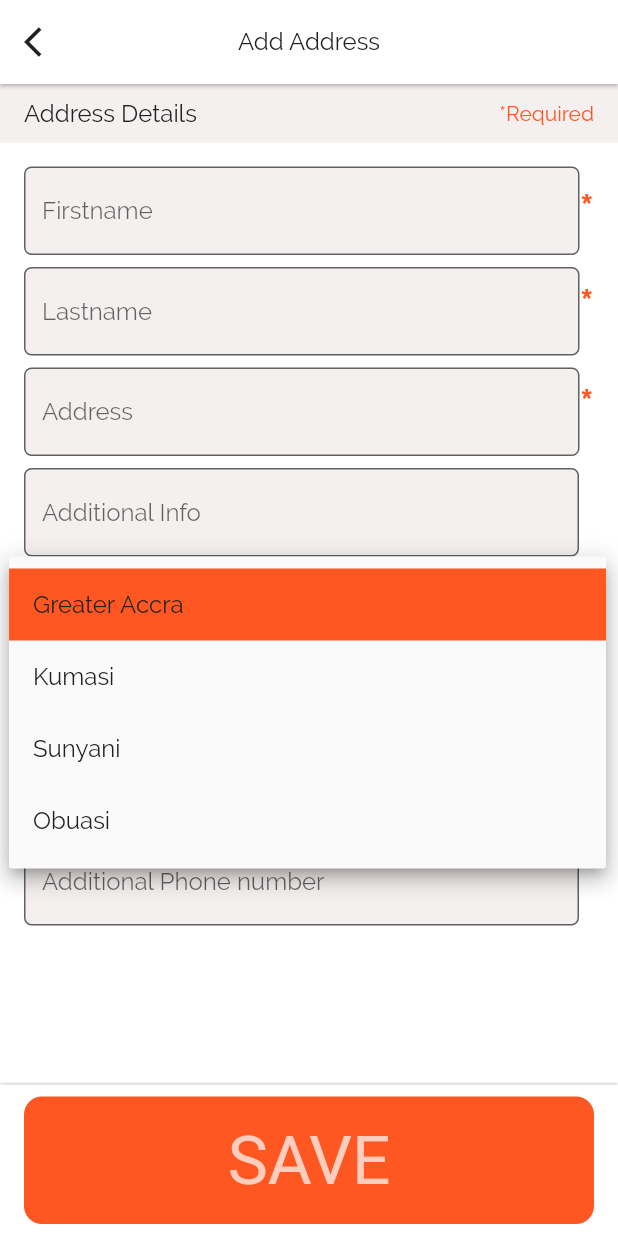
After one commit to oliverboamah/e_commerce, a Flutter app: the screen it shows after launch, after a tap on the "arrow drop down" icon, on a phone screen of 412 x 824 dp. The commit adds this screen. Run offline on Flutter 3.47's test engine with Material 2 defaults, Android fonts, the phone set to English and light mode, and no system bars; our stand-ins replace carousel_slider.

Commit message:
Add Adress Page

```diff
--- a/lib/main.dart
+++ b/lib/main.dart
@@ -1,4 +1,5 @@
 // flutter imports
+import 'package:e_commerce/ui/pages/address/address_page.dart';
 import 'package:e_commerce/ui/pages/checkout/checkout_page.dart';
 import 'package:flutter/material.dart';
 
@@ -22,7 +23,9 @@ class MyApp extends StatelessWidget {
         theme: appTheme,
         debugShowCheckedModeBanner: false,
         home: Scaffold(
-          body: CheckoutPage(),
+          body: AddressPage(
+            appBarTitle: 'Add Address',
+          ),
         ));
   }
 }
--- a/lib/ui/components/input_field.dart
+++ b/lib/ui/components/input_field.dart
@@ -21,6 +21,7 @@ class InputField extends StatelessWidget {
   @override
   Widget build(BuildContext context) {
     return TextFormField(
+      style: Theme.of(context).textTheme.title,
       keyboardType: keyboardType,
       onChanged: (value) => this.onChanged(value),
       decoration: InputDecoration(
--- /dev/null
+++ b/lib/ui/pages/address/address_page.dart
@@ -0,0 +1,309 @@
+// flutter imports
+import 'package:flutter/cupertino.dart';
+import 'package:flutter/material.dart';
+
+// my app imports
+import 'package:e_commerce/values/colors.dart';
+import 'package:e_commerce/ui/components/app_bar_with_back_icon.dart';
+import 'package:e_commerce/ui/components/input_field.dart';
+import 'package:e_commerce/values/dimen.dart';
+
+class AddressPage extends StatefulWidget {
+  final String appBarTitle;
+
+  AddressPage({@required this.appBarTitle});
+
+  @override
+  State<StatefulWidget> createState() => _AddressPageState();
+}
+
+class _AddressPageState extends State<AddressPage> {
+  final _formKey = GlobalKey<FormState>();
+
+  String _firstName;
+  String _lastName;
+  String _address;
+  String _city;
+  String _town;
+  String _phoneNumber;
+  String _additionalInfo;
+  String _additionalPhoneNumber;
+
+  onItemClicked(index) {
+    print(index);
+  }
+
+  @override
+  Widget build(BuildContext context) {
+    return Scaffold(
+        backgroundColor: colorWhite,
+        appBar: AppBarWithBackIcon(
+          context: context,
+          title: this.widget.appBarTitle,
+        ),
+        body: Column(
+          children: <Widget>[
+            Expanded(
+                child: ListView(
+              children: <Widget>[
+                Container(
+                    padding:
+                        EdgeInsets.symmetric(vertical: 10.0, horizontal: 16.0),
+                    color: secondaryHighlightColor,
+                    width: MediaQuery.of(context).size.width,
+                    child: Row(
+                      mainAxisAlignment: MainAxisAlignment.spaceBetween,
+                      children: <Widget>[
+                        Text(
+                          'Address Details',
+                          style: Theme.of(context).textTheme.title,
+                        ),
+                        Text(
+                          '*Required',
+                          style: Theme.of(context).textTheme.display3,
+                        )
+                      ],
+                    )),
+                Padding(
+                  padding: const EdgeInsets.symmetric(
+                      horizontal: 16.0, vertical: 16.0),
+                  child: Form(
+                      key: _formKey,
+                      child: Column(
+                        children: <Widget>[
+                          Row(
+                            children: <Widget>[
+                              Expanded(
+                                child: InputField(
+                                    hintText: 'Firstname',
+                                    onChanged: (value) => this.setState(
+                                        () => this._firstName = value.trim()),
+                                    validator: (value) {
+                                      if (value.trim().isEmpty) {
+                                        return 'Please enter firstname';
+                                      }
+                                      return null;
+                                    }),
+                              ),
+                              Text(
+                                '*',
+                                style: TextStyle(
+                                    fontSize: 28,
+                                    color: primaryColor,
+                                    fontWeight: FontWeight.bold),
+                              )
+                            ],
+                          ),
+                          Row(
+                            children: <Widget>[
+                              Expanded(
+                                child: Padding(
+                                  padding: const EdgeInsets.only(top: 8.0),
+                                  child: InputField(
+                                      hintText: 'Lastname',
+                                      onChanged: (value) => this.setState(
+                                          () => this._lastName = value.trim()),
+                                      validator: (value) {
+                                        if (value.trim().isEmpty) {
+                                          return 'Please enter lastname';
+                                        }
+                                        return null;
+                                      }),
+                                ),
+                              ),
+                              Text(
+                                '*',
+                                style: TextStyle(
+                                    fontSize: 28,
+                                    color: primaryColor,
+                                    fontWeight: FontWeight.bold),
+                              )
+                            ],
+                          ),
+                          Row(
+                            children: <Widget>[
+                              Expanded(
+                                child: Padding(
+                                  padding: const EdgeInsets.only(top: 8.0),
+                                  child: InputField(
+                                      hintText: 'Address',
+                                      onChanged: (value) => this.setState(
+                                          () => this._address = value.trim()),
+                                      validator: (value) {
+                                        if (value.trim().isEmpty) {
+                                          return 'Please enter address';
+                                        }
+                                        return null;
+                                      }),
+                                ),
+                              ),
+                              Text(
+                                '*',
+                                style: TextStyle(
+                                    fontSize: 28,
+                                    color: primaryColor,
+                                    fontWeight: FontWeight.bold),
+                              )
+                            ],
+                          ),
+                          Row(
+                            children: <Widget>[
+                              Expanded(
+                                child: Padding(
+                                  padding: const EdgeInsets.only(
+                                      top: 8.0, right: 10.0),
+                                  child: InputField(
+                                    hintText: 'Additional Info',
+                                    onChanged: (value) => this.setState(() =>
+                                        this._additionalInfo = value.trim()),
+                                  ),
+                                ),
+                              ),
+                            ],
+                          ),
+                          Row(
+                            children: <Widget>[
+                              Expanded(
+                                child: Container(
+                                  padding: const EdgeInsets.only(
+                                    top: 8.0,
+                                    left: 6.0,
+                                    right: 16.0,
+                                  ),
+                                  child: DropdownButton<String>(
+                                    style: Theme.of(context).textTheme.title,
+                                    underline: Container(
+                                      color: secondaryTextColor,
+                                      height: 1,
+                                    ),
+                                    items: <String>[
+                                      'Greater Accra',
+                                      'Kumasi',
+                                      'Sunyani',
+                                      'Obuasi'
+                                    ].map((String value) {
+                                      return new DropdownMenuItem<String>(
+                                        value: value,
+                                        child: new Text(value),
+                                      );
+                                    }).toList(),
+                                    onChanged: (value) =>
+                                        this.setState(() => this._city = value),
+                                    value: this._city,
+                                    isExpanded: true,
+                                  ),
+                                ),
+                              ),
+                            ],
+                          ),
+                          Row(
+                            children: <Widget>[
+                              Expanded(
+                                child: Container(
+                                  padding: const EdgeInsets.only(
+                                    top: 8.0,
+                                    left: 6.0,
+                                    right: 16.0,
+                                  ),
+                                  child: DropdownButton<String>(
+                                    style: Theme.of(context).textTheme.title,
+                                    underline: Container(
+                                      color: secondaryTextColor,
+                                      height: 1,
+                                    ),
+                                    items: <String>[
+                                      'Dzorwulu',
+                                      'Madina',
+                                      'Tema',
+                                      'Lapaz'
+                                    ].map((String value) {
+                                      return new DropdownMenuItem<String>(
+                                        value: value,
+                                        child: new Text(value),
+                                      );
+                                    }).toList(),
+                                    onChanged: (value) =>
+                                        this.setState(() => this._town = value),
+                                    value: this._town,
+                                    isExpanded: true,
+                                  ),
+                                ),
+                              ),
+                            ],
+                          ),
+                          Row(
+                            children: <Widget>[
+                              Expanded(
+                                child: Padding(
+                                  padding: const EdgeInsets.only(top: 8.0),
+                                  child: InputField(
+                                      hintText: 'Phone number',
+                                      onChanged: (value) => this.setState(() =>
+                                          this._phoneNumber = value.trim()),
+                                      validator: (value) {
+                                        if (value.trim().isEmpty) {
+                                          return 'Please enter phone number';
+                                        }
+                                        return null;
+                                      }),
+                                ),
+                              ),
+                              Text(
+                                '*',
+                                style: TextStyle(
+                                    fontSize: 28,
+                                    color: primaryColor,
+                                    fontWeight: FontWeight.bold),
+                              )
+                            ],
+                          ),
+                          Row(
+                            children: <Widget>[
+                              Expanded(
+                                child: Padding(
+                                  padding: const EdgeInsets.only(
+                                      right: 10, top: smallSpacing),
+                                  child: InputField(
+                                    hintText: 'Additional Phone number',
+                                    onChanged: (value) => this.setState(() =>
+                                        this._additionalPhoneNumber =
+                                            value.trim()),
+                                  ),
+                                ),
+                              ),
+                            ],
+                          ),
+                        ],
+                      )),
+                ),
+              ],
+            )),
+            Container(
+                padding: EdgeInsets.symmetric(horizontal: defaultWidgetPadding),
+                decoration: BoxDecoration(color: colorWhite, boxShadow: [
+                  BoxShadow(
+                      color: dividerColor,
+                      offset: Offset(0, -0.5),
+                      blurRadius: 0.5)
+                ]),
+                child: FractionallySizedBox(
+                  widthFactor: 1,
+                  child: Padding(
+                    padding: const EdgeInsets.only(top: 8.0, bottom: 8.0),
+                    child: CupertinoButton(
+                      minSize: buttonSize,
+                      color: primaryColor,
+                      child: Text(
+                        'SAVE',
+                        style: Theme.of(context).accentTextTheme.display2,
+                      ),
+                      onPressed: () {
+                        if (this._formKey.currentState.validate()) {}
+                      },
+                    ),
+                  ),
+                )),
+          ],
+        ));
+  }
+}
```
